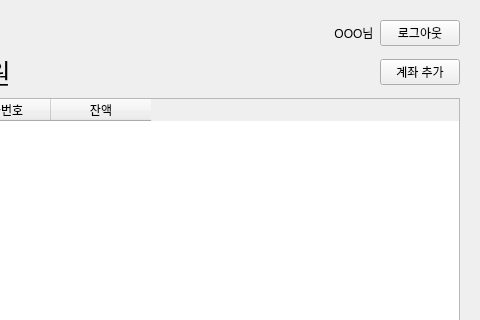
Before: the Qt Designer form project/mainpage.ui in lym0217/QT_Project, drawn with Qt 5; both pictures show x 170 to 650 and y 0 to 320 of the 650 by 552 pixel window.
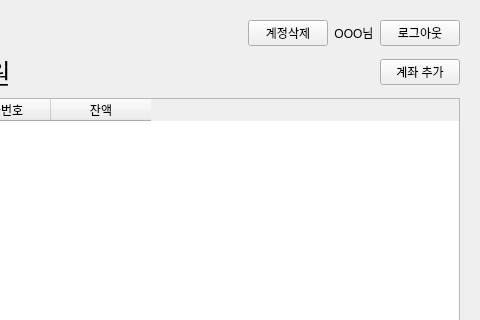
After: the same form once the commit is applied.

Commit message: 계정 삭제 버튼 구현

What changed in the file:
```diff
--- a/project/mainpage.ui
+++ b/project/mainpage.ui
@@ -53,6 +53,13 @@
                 </spacer>
                </item>
                <item row="0" column="2">
+                <widget class="QPushButton" name="delete_account_btn">
+                 <property name="text">
+                  <string>계정삭제</string>
+                 </property>
+                </widget>
+               </item>
+               <item row="0" column="3">
                 <widget class="QLabel" name="home_user_name_label">
                  <property name="text">
                   <string>OOO님</string>
@@ -62,7 +69,7 @@
                  </property>
                 </widget>
                </item>
-               <item row="0" column="3">
+               <item row="0" column="4">
                 <widget class="QPushButton" name="logout_btn">
                  <property name="text">
                   <string>로그아웃</string>
```
The commit also changes 10 other files.
